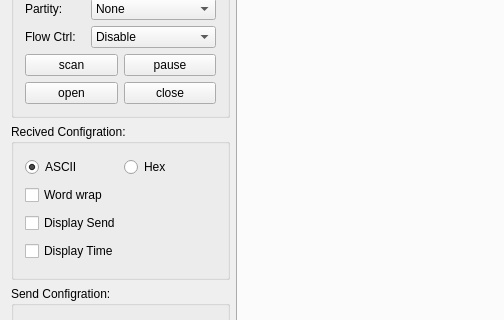
Qt form serialport.ui (carloscn/tinyserial) before a commit; both pictures show x 0 to 504 and y 175 to 495 of the 1082 by 650 pixel window.
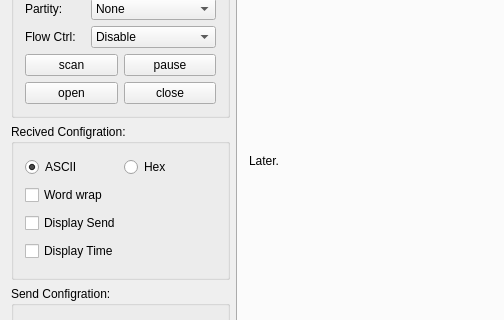
The same form after that commit. The open tabs and pages were chosen to show the change.

Diff of the .ui file:
```diff
--- a/serialport.ui
+++ b/serialport.ui
@@ -514,7 +514,15 @@
        <attribute name="title">
         <string>Draw Trans</string>
        </attribute>
-       <layout class="QVBoxLayout" name="verticalLayout"/>
+       <layout class="QVBoxLayout" name="verticalLayout">
+        <item>
+         <widget class="QLabel" name="label_10">
+          <property name="text">
+           <string>Later.</string>
+          </property>
+         </widget>
+        </item>
+       </layout>
       </widget>
      </widget>
     </item>
```
Left out of the diff: 170 changed lines with no effect on the pictures.
